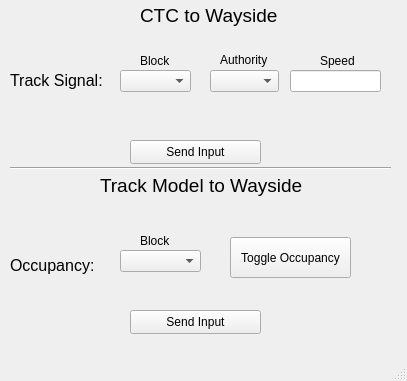
This is TrackControllerTest/TestUi.ui in LucasZ99/ECE1140SystemsEngineeringProject as Qt 5 draws it before an edit. The edited form follows.
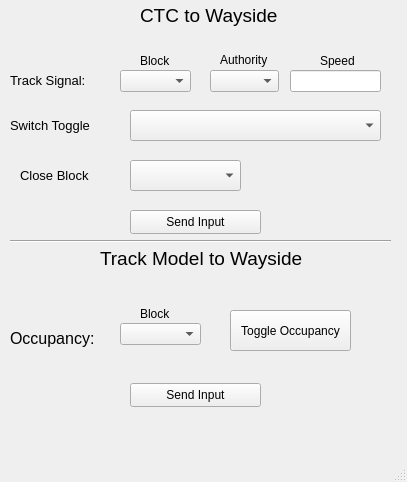
This is the edited form.

Diff of the .ui file:
```diff
--- a/TrackControllerTest/TestUi.ui
+++ b/TrackControllerTest/TestUi.ui
@@ -7,7 +7,7 @@
     <x>0</x>
     <y>0</y>
     <width>407</width>
-    <height>381</height>
+    <height>482</height>
    </rect>
   </property>
   <property name="minimumSize">
@@ -24,7 +24,7 @@
     <property name="geometry">
      <rect>
       <x>10</x>
-      <y>160</y>
+      <y>233</y>
       <width>381</width>
       <height>16</height>
      </rect>
@@ -55,7 +55,7 @@
     <property name="geometry">
      <rect>
       <x>100</x>
-      <y>170</y>
+      <y>243</y>
       <width>251</width>
       <height>31</height>
      </rect>
@@ -73,7 +73,7 @@
     <property name="geometry">
      <rect>
       <x>130</x>
-      <y>310</y>
+      <y>383</y>
       <width>131</width>
       <height>24</height>
      </rect>
@@ -86,7 +86,7 @@
     <property name="geometry">
      <rect>
       <x>130</x>
-      <y>140</y>
+      <y>210</y>
       <width>131</width>
       <height>24</height>
      </rect>
@@ -106,7 +106,7 @@
     </property>
     <property name="font">
      <font>
-      <pointsize>12</pointsize>
+      <pointsize>10</pointsize>
      </font>
     </property>
     <property name="text">
@@ -186,7 +186,7 @@
     <property name="geometry">
      <rect>
       <x>10</x>
-      <y>250</y>
+      <y>323</y>
       <width>101</width>
       <height>31</height>
      </rect>
@@ -204,7 +204,7 @@
     <property name="geometry">
      <rect>
       <x>140</x>
-      <y>230</y>
+      <y>303</y>
       <width>41</width>
       <height>21</height>
      </rect>
@@ -217,7 +217,7 @@
     <property name="geometry">
      <rect>
       <x>120</x>
-      <y>250</y>
+      <y>323</y>
       <width>81</width>
       <height>22</height>
      </rect>
@@ -227,7 +227,7 @@
     <property name="geometry">
      <rect>
       <x>230</x>
-      <y>237</y>
+      <y>310</y>
       <width>121</width>
       <height>41</height>
      </rect>
@@ -236,6 +236,62 @@
      <string>Toggle Occupancy</string>
     </property>
    </widget>
+   <widget class="QComboBox" name="toggle_switch_select">
+    <property name="geometry">
+     <rect>
+      <x>130</x>
+      <y>110</y>
+      <width>251</width>
+      <height>31</height>
+     </rect>
+    </property>
+   </widget>
+   <widget class="QLabel" name="label_9">
+    <property name="geometry">
+     <rect>
+      <x>10</x>
+      <y>110</y>
+      <width>111</width>
+      <height>31</height>
+     </rect>
+    </property>
+    <property name="font">
+     <font>
+      <pointsize>10</pointsize>
+     </font>
+    </property>
+    <property name="text">
+     <string>Switch Toggle</string>
+    </property>
+   </widget>
+   <widget class="QLabel" name="label_10">
+    <property name="geometry">
+     <rect>
+      <x>20</x>
+      <y>160</y>
+      <width>91</width>
+      <height>31</height>
+     </rect>
+    </property>
+    <property name="font">
+     <font>
+      <pointsize>10</pointsize>
+     </font>
+    </property>
+    <property name="text">
+     <string>Close Block</string>
+    </property>
+   </widget>
+   <widget class="QComboBox" name="close_block_select">
+    <property name="geometry">
+     <rect>
+      <x>130</x>
+      <y>160</y>
+      <width>111</width>
+      <height>31</height>
+     </rect>
+    </property>
+   </widget>
   </widget>
   <widget class="QMenuBar" name="menubar">
    <property name="geometry">
```
